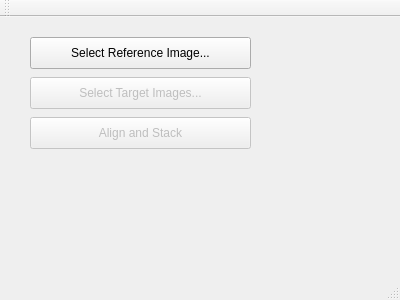
BenJuan26/OpenSkyStacker, file mainwindow.ui: the form before one commit.
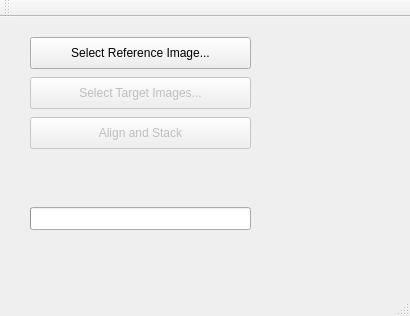
The form after the commit.

Commit message: Stacking works with multiple very small images. Memory problems galore, and the processing blocks the UI thread.

What changed in the file:
```diff
--- a/mainwindow.ui
+++ b/mainwindow.ui
@@ -6,8 +6,8 @@
    <rect>
     <x>0</x>
     <y>0</y>
-    <width>400</width>
-    <height>300</height>
+    <width>410</width>
+    <height>316</height>
    </rect>
   </property>
   <property name="windowTitle">
@@ -59,6 +59,25 @@
      <string>Align and Stack</string>
     </property>
    </widget>
+   <widget class="QProgressBar" name="progressBar">
+    <property name="enabled">
+     <bool>true</bool>
+    </property>
+    <property name="geometry">
+     <rect>
+      <x>30</x>
+      <y>190</y>
+      <width>221</width>
+      <height>23</height>
+     </rect>
+    </property>
+    <property name="value">
+     <number>0</number>
+    </property>
+    <property name="textVisible">
+     <bool>false</bool>
+    </property>
+   </widget>
   </widget>
   <widget class="QMenuBar" name="menuBar">
    <property name="geometry">
```
Left out of the diff: 4 changed lines with no effect on the pictures. The commit also changes 4 other files.
